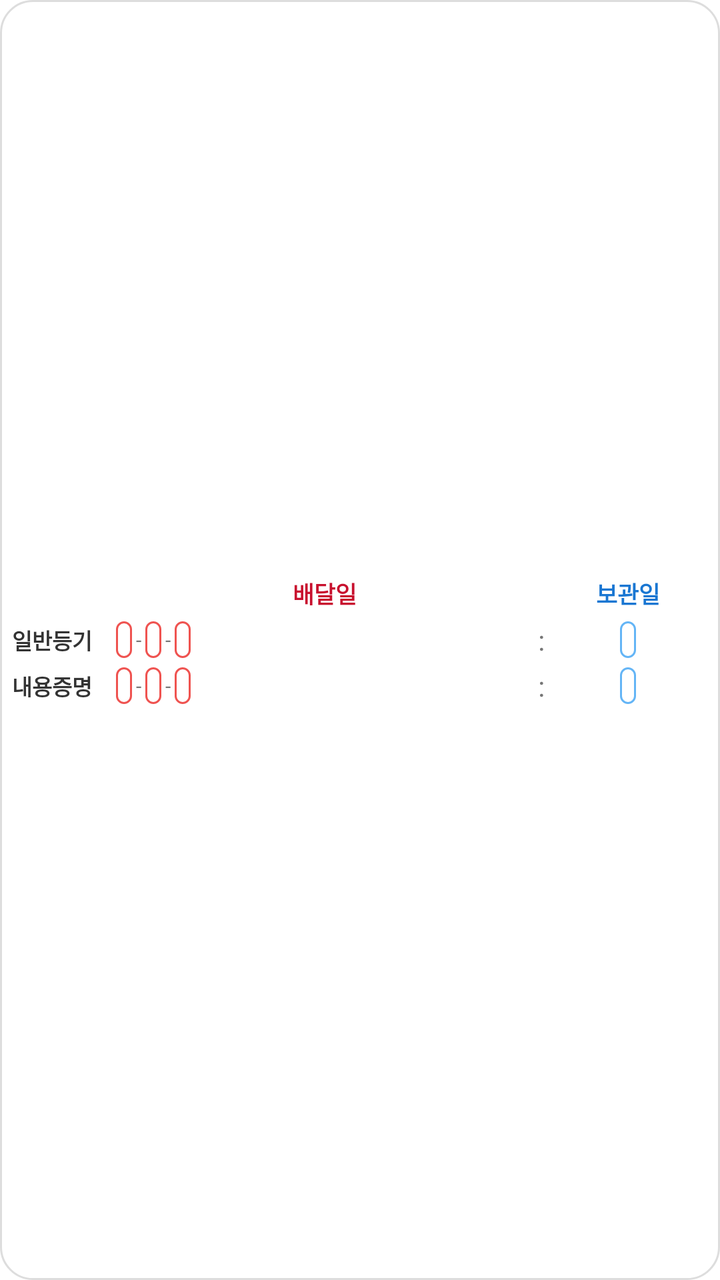
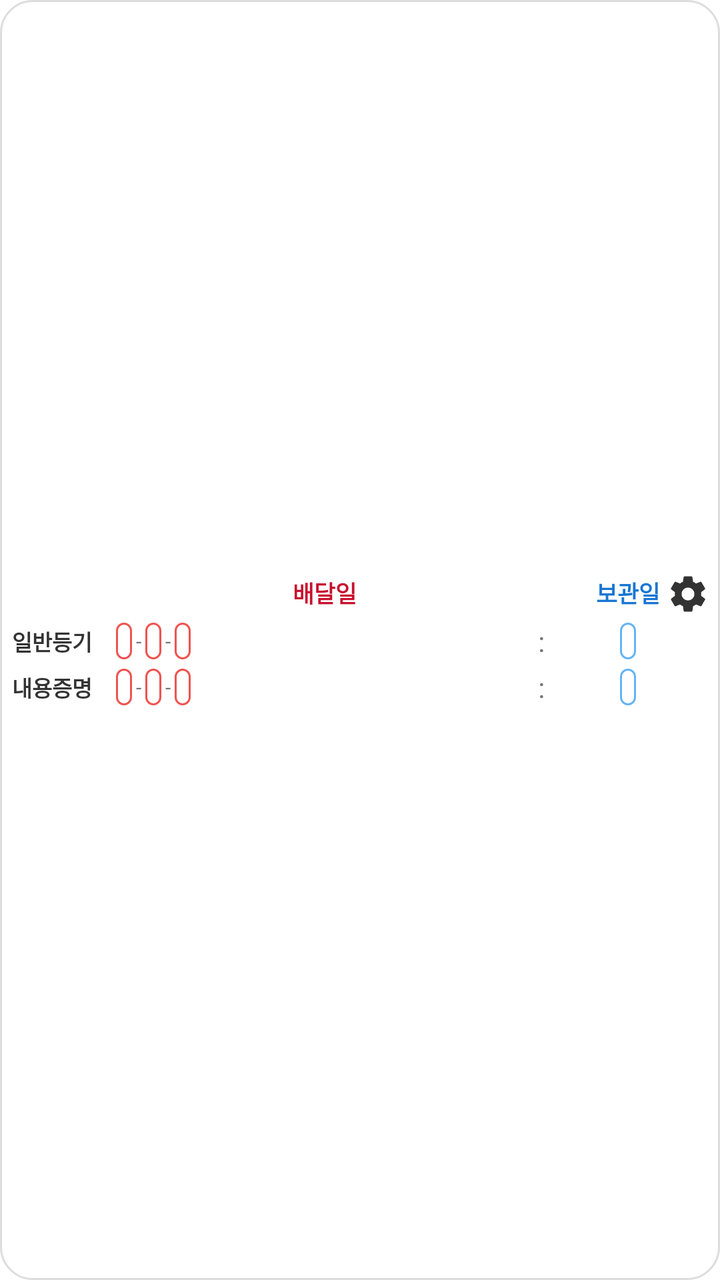

The first picture is an Android layout as it rendered before a commit; the second is the same layout after the commit. The layout source and the unified diff follow.
<!-- AndroidManifest.xml: application theme Theme.BusinessDayCalculator -->
<!-- res/layout/widget_medium.xml -->
<?xml version="1.0" encoding="utf-8"?>
<LinearLayout xmlns:android="http://schemas.android.com/apk/res/android"
    android:id="@+id/widget_root"
    android:layout_width="match_parent"
    android:layout_height="match_parent"
    android:background="@drawable/widget_bg"
    android:orientation="vertical"
    android:padding="6dp"
    android:gravity="center_vertical">

    
    <LinearLayout
        android:layout_width="match_parent"
        android:layout_height="wrap_content"
        android:orientation="horizontal"
        android:gravity="center_vertical"
        android:layout_marginBottom="4dp">

        <TextView android:layout_width="52dp" android:layout_height="wrap_content" />

        <TextView
            android:layout_width="0dp"
            android:layout_height="wrap_content"
            android:layout_weight="1"
            android:text="배달일"
            android:textColor="@color/chip_green_text"
            android:textStyle="bold"
            android:textSize="11.5sp"
            android:gravity="center" />

        <TextView
            android:layout_width="wrap_content"
            android:layout_height="wrap_content"
            android:text=":"
            android:visibility="invisible"
            android:paddingLeft="2dp"
            android:paddingRight="2dp" />

        <LinearLayout
            android:layout_width="0dp"
            android:layout_height="wrap_content"
            android:layout_weight="0.38"
            android:gravity="center">

            <TextView
                android:layout_width="wrap_content"
                android:layout_height="wrap_content"
                android:text="보관일"
                android:textColor="@color/chip_blue_text"
                android:textStyle="bold"
                android:textSize="11.5sp" />
        </LinearLayout>
    </LinearLayout>

    
    <LinearLayout
        android:layout_width="match_parent"
        android:layout_height="wrap_content"
        android:orientation="horizontal"
        android:gravity="center_vertical"
        android:layout_marginBottom="4dp">

        <TextView
            android:layout_width="52dp"
            android:layout_height="wrap_content"
            android:text="일반등기"
            android:textSize="11sp"
            android:textStyle="bold"
            android:textColor="@color/text_main" />

        <LinearLayout
            android:layout_width="0dp"
            android:layout_height="wrap_content"
            android:layout_weight="1"
            android:orientation="horizontal"
            android:gravity="center_vertical|start">

            <TextView
                android:id="@+id/chipNormalDel1"
                android:layout_width="wrap_content"
                android:layout_height="wrap_content"
                android:background="@drawable/chip_green"
                android:textColor="@color/chip_green_text"
                android:textSize="10.5sp"
                android:paddingLeft="4dp"
                android:paddingRight="4dp"
                android:paddingTop="2dp"
                android:paddingBottom="2dp"
                android:singleLine="true" />

            <TextView
                android:id="@+id/dashNormalDel1"
                android:layout_width="wrap_content"
                android:layout_height="wrap_content"
                android:text="-"
                android:textColor="@color/text_secondary"
                android:paddingLeft="2dp"
                android:paddingRight="2dp"
                android:textSize="10sp" />

            <TextView
                android:id="@+id/chipNormalDel2"
                android:layout_width="wrap_content"
                android:layout_height="wrap_content"
                android:background="@drawable/chip_green"
                android:textColor="@color/chip_green_text"
                android:textSize="10.5sp"
                android:paddingLeft="4dp"
                android:paddingRight="4dp"
                android:paddingTop="2dp"
                android:paddingBottom="2dp"
                android:singleLine="true" />

            <TextView
                android:id="@+id/dashNormalDel2"
                android:layout_width="wrap_content"
                android:layout_height="wrap_content"
                android:text="-"
                android:textColor="@color/text_secondary"
                android:paddingLeft="2dp"
                android:paddingRight="2dp"
                android:textSize="10sp" />

            <TextView
                android:id="@+id/chipNormalDel3"
                android:layout_width="wrap_content"
                android:layout_height="wrap_content"
                android:background="@drawable/chip_green"
                android:textColor="@color/chip_green_text"
                android:textSize="10.5sp"
                android:paddingLeft="4dp"
                android:paddingRight="4dp"
                android:paddingTop="2dp"
                android:paddingBottom="2dp"
                android:singleLine="true" />
        </LinearLayout>

        <TextView
            android:id="@+id/colonNormal"
            android:layout_width="wrap_content"
            android:layout_height="wrap_content"
            android:text=":"
            android:textColor="@color/text_secondary"
            android:paddingLeft="2dp"
            android:paddingRight="2dp" />

        <LinearLayout
            android:layout_width="0dp"
            android:layout_height="wrap_content"
            android:layout_weight="0.38"
            android:gravity="center">

            <TextView
                android:id="@+id/chipNormalSto"
                android:layout_width="wrap_content"
                android:layout_height="wrap_content"
                android:background="@drawable/chip_blue"
                android:textColor="@color/chip_blue_text"
                android:textSize="10.5sp"
                android:paddingLeft="4dp"
                android:paddingRight="4dp"
                android:paddingTop="2dp"
                android:paddingBottom="2dp"
                android:singleLine="true" />
        </LinearLayout>
    </LinearLayout>

    
    <LinearLayout
        android:layout_width="match_parent"
        android:layout_height="wrap_content"
        android:orientation="horizontal"
        android:gravity="center_vertical">

        <TextView
            android:layout_width="52dp"
            android:layout_height="wrap_content"
            android:text="내용증명"
            android:textSize="11sp"
            android:textStyle="bold"
            android:textColor="@color/text_main" />

        <LinearLayout
            android:layout_width="0dp"
            android:layout_height="wrap_content"
            android:layout_weight="1"
            android:orientation="horizontal"
            android:gravity="center_vertical|start">

            <TextView
                android:id="@+id/chipCertDel1"
                android:layout_width="wrap_content"
                android:layout_height="wrap_content"
                android:background="@drawable/chip_green"
                android:textColor="@color/chip_green_text"
                android:textSize="10.5sp"
                android:paddingLeft="4dp"
                android:paddingRight="4dp"
                android:paddingTop="2dp"
                android:paddingBottom="2dp"
                android:singleLine="true" />

            <TextView
                android:id="@+id/dashCertDel1"
                android:layout_width="wrap_content"
                android:layout_height="wrap_content"
                android:text="-"
                android:textColor="@color/text_secondary"
                android:paddingLeft="2dp"
                android:paddingRight="2dp"
                android:textSize="10sp" />

            <TextView
                android:id="@+id/chipCertDel2"
                android:layout_width="wrap_content"
                android:layout_height="wrap_content"
                android:background="@drawable/chip_green"
                android:textColor="@color/chip_green_text"
                android:textSize="10.5sp"
                android:paddingLeft="4dp"
                android:paddingRight="4dp"
                android:paddingTop="2dp"
                android:paddingBottom="2dp"
                android:singleLine="true" />

            <TextView
                android:id="@+id/dashCertDel2"
                android:layout_width="wrap_content"
                android:layout_height="wrap_content"
                android:text="-"
                android:textColor="@color/text_secondary"
                android:paddingLeft="2dp"
                android:paddingRight="2dp"
                android:textSize="10sp" />

            <TextView
                android:id="@+id/chipCertDel3"
                android:layout_width="wrap_content"
                android:layout_height="wrap_content"
                android:background="@drawable/chip_green"
                android:textColor="@color/chip_green_text"
                android:textSize="10.5sp"
                android:paddingLeft="4dp"
                android:paddingRight="4dp"
                android:paddingTop="2dp"
                android:paddingBottom="2dp"
                android:singleLine="true" />
        </LinearLayout>

        <TextView
            android:id="@+id/colonCert"
            android:layout_width="wrap_content"
            android:layout_height="wrap_content"
            android:text=":"
            android:textColor="@color/text_secondary"
            android:paddingLeft="2dp"
            android:paddingRight="2dp" />

        <LinearLayout
            android:layout_width="0dp"
            android:layout_height="wrap_content"
            android:layout_weight="0.38"
            android:gravity="center">

            <TextView
                android:id="@+id/chipCertSto"
                android:layout_width="wrap_content"
                android:layout_height="wrap_content"
                android:background="@drawable/chip_blue"
                android:textColor="@color/chip_blue_text"
                android:textSize="10.5sp"
                android:paddingLeft="4dp"
                android:paddingRight="4dp"
                android:paddingTop="2dp"
                android:paddingBottom="2dp"
                android:singleLine="true" />
        </LinearLayout>
    </LinearLayout>

</LinearLayout>
<!-- resources referenced by this layout -->
<resources>
  <color name="chip_blue_text">#1976D2</color>
  <color name="chip_green_text">#C8102E</color>
  <color name="text_main">#333333</color>
  <color name="text_secondary">#777777</color>
  <!-- drawable chip_blue (drawable) -->
  <?xml version="1.0" encoding="utf-8"?>
  <shape xmlns:android="http://schemas.android.com/apk/res/android"
      android:shape="rectangle">
      <corners android:radius="6dp" />
      <stroke android:width="1dp" android:color="@color/chip_blue_border" />
      <solid android:color="@color/white" />
  </shape>
  <!-- drawable chip_green (drawable) -->
  <?xml version="1.0" encoding="utf-8"?>
  <shape xmlns:android="http://schemas.android.com/apk/res/android"
      android:shape="rectangle">
      <corners android:radius="6dp" />
      <stroke android:width="1dp" android:color="@color/chip_green_border" />
      <solid android:color="@color/white" />
  </shape>
  <!-- drawable widget_bg (drawable) -->
  <?xml version="1.0" encoding="utf-8"?>
  <shape xmlns:android="http://schemas.android.com/apk/res/android"
      android:shape="rectangle">
      <solid android:color="@color/widget_background" />
      <corners android:radius="16dp" />
      <stroke android:width="1dp" android:color="#DDDDDD" />
  </shape>
  <style name="Theme.BusinessDayCalculator" parent="Base.Theme.BusinessDayCalculator" />
  <color name="chip_blue_border">#64B5F6</color>
  <color name="white">#FFFFFFFF</color>
  <color name="chip_green_border">#EF5350</color>
  <color name="widget_background">#FFFFFF</color>
  <style name="Base.Theme.BusinessDayCalculator" parent="Theme.MaterialComponents.DayNight.NoActionBar">
          
          <item name="colorPrimary">@color/primary</item>
          <item name="colorPrimaryVariant">@color/primary_variant</item>
          <item name="colorOnPrimary">@color/white</item>
          <item name="colorSecondary">@color/secondary</item>
      </style>
  <color name="primary">#C8102E</color>
  <color name="primary_variant">#A00C24</color>
  <color name="secondary">#FFEBEE</color>
</resources>

<!-- the commit's change to res/layout/widget_medium.xml (unified diff, before → after) -->
@@ -9,48 +9,63 @@
     android:gravity="center_vertical">
 
     
-    <LinearLayout
+    <RelativeLayout
         android:layout_width="match_parent"
         android:layout_height="wrap_content"
-        android:orientation="horizontal"
-        android:gravity="center_vertical"
         android:layout_marginBottom="4dp">
 
-        <TextView android:layout_width="52dp" android:layout_height="wrap_content" />
-
-        <TextView
-            android:layout_width="0dp"
-            android:layout_height="wrap_content"
-            android:layout_weight="1"
-            android:text="배달일"
-            android:textColor="@color/chip_green_text"
-            android:textStyle="bold"
-            android:textSize="11.5sp"
-            android:gravity="center" />
-
-        <TextView
-            android:layout_width="wrap_content"
-            android:layout_height="wrap_content"
-            android:text=":"
-            android:visibility="invisible"
-            android:paddingLeft="2dp"
-            android:paddingRight="2dp" />
-
-        <LinearLayout
-            android:layout_width="0dp"
-            android:layout_height="wrap_content"
-            android:layout_weight="0.38"
-            android:gravity="center">
-
-            <TextView
-                android:layout_width="wrap_content"
-                android:layout_height="wrap_content"
-                android:text="보관일"
-                android:textColor="@color/chip_blue_text"
+        <LinearLayout
+            android:layout_width="match_parent"
+            android:layout_height="wrap_content"
+            android:orientation="horizontal"
+            android:gravity="center_vertical">
+
+            <TextView android:layout_width="52dp" android:layout_height="wrap_content" />
+
+            <TextView
+                android:layout_width="0dp"
+                android:layout_height="wrap_content"
+                android:layout_weight="1"
+                android:text="배달일"
+                android:textColor="@color/chip_green_text"
                 android:textStyle="bold"
-                android:textSize="11.5sp" />
-        </LinearLayout>
-    </LinearLayout>
+                android:textSize="11.5sp"
+                android:gravity="center" />
+
+            <TextView
+                android:layout_width="wrap_content"
+                android:layout_height="wrap_content"
+                android:text=":"
+                android:visibility="invisible"
+                android:paddingLeft="2dp"
+                android:paddingRight="2dp" />
+
+            <LinearLayout
+                android:layout_width="0dp"
+                android:layout_height="wrap_content"
+                android:layout_weight="0.38"
+                android:gravity="center">
+
+                <TextView
+                    android:layout_width="wrap_content"
+                    android:layout_height="wrap_content"
+                    android:text="보관일"
+                    android:textColor="@color/chip_blue_text"
+                    android:textStyle="bold"
+                    android:textSize="11.5sp" />
+            </LinearLayout>
+        </LinearLayout>
+
+        <ImageButton
+            android:id="@+id/btnWidgetSettings"
+            android:layout_width="20dp"
+            android:layout_height="20dp"
+            android:layout_alignParentEnd="true"
+            android:layout_centerVertical="true"
+            android:background="@android:color/transparent"
+            android:src="@drawable/ic_settings"
+            android:contentDescription="위젯 설정" />
+    </RelativeLayout>
 
     
     <LinearLayout
@@ -61,6 +76,7 @@
         android:layout_marginBottom="4dp">
 
         <TextView
+            android:id="@+id/tvTitleNormal"
             android:layout_width="52dp"
             android:layout_height="wrap_content"
             android:text="일반등기"
@@ -173,6 +189,7 @@
         android:gravity="center_vertical">
 
         <TextView
+            android:id="@+id/tvTitleCert"
             android:layout_width="52dp"
             android:layout_height="wrap_content"
             android:text="내용증명"
<!-- resource entries referenced after the edit -->
@@ -20,6 +20,16 @@
       <stroke android:width="1dp" android:color="@color/chip_green_border" />
       <solid android:color="@color/white" />
   </shape>
+  <!-- drawable ic_settings (drawable) -->
+  <vector xmlns:android="http://schemas.android.com/apk/res/android"
+      android:width="22dp"
+      android:height="22dp"
+      android:viewportWidth="24"
+      android:viewportHeight="24">
+    <path
+        android:fillColor="#333333"
+        android:pathData="M19.14,12.94c0.04,-0.3 0.06,-0.61 0.06,-0.94 0,-0.32 -0.02,-0.64 -0.07,-0.94l2.03,-1.58c0.18,-0.14 0.23,-0.41 0.12,-0.61l-1.92,-3.32c-0.12,-0.22 -0.37,-0.29 -0.59,-0.22l-2.39,0.96c-0.5,-0.38 -1.03,-0.7 -1.62,-0.94l-0.36,-2.54c-0.04,-0.24 -0.24,-0.41 -0.48,-0.41h-3.84c-0.24,0 -0.43,0.17 -0.47,0.41l-0.36,2.54c-0.59,0.24 -1.13,0.57 -1.62,0.94l-2.39,-0.96c-0.22,-0.08 -0.47,0 -0.59,0.22L2.74,8.87c-0.12,0.21 -0.08,0.47 0.12,0.61l2.03,1.58c-0.05,0.3 -0.09,0.63 -0.09,0.94 0,0.31 0.04,0.64 0.09,0.94l-2.03,1.58c-0.18,0.14 -0.23,0.41 -0.12,0.61l1.92,3.32c0.12,0.22 0.37,0.29 0.59,0.22l2.39,-0.96c0.5,0.38 1.03,0.7 1.62,0.94l0.36,2.54c0.05,0.24 0.24,0.41 0.48,0.41h3.84c0.24,0 0.44,-0.17 0.47,-0.41l0.36,-2.54c0.59,-0.24 1.13,-0.56 1.62,-0.94l2.39,0.96c0.22,0.08 0.47,0 0.59,-0.22l1.92,-3.32c0.12,-0.22 0.07,-0.47 -0.12,-0.61l-2.01,-1.58zM12,15.5c-1.93,0 -3.5,-1.57 -3.5,-3.5s1.57,-3.5 3.5,-3.5 3.5,1.57 3.5,3.5 -1.57,3.5 -3.5,3.5z"/>
+  </vector>
   <!-- drawable widget_bg (drawable) -->
   <?xml version="1.0" encoding="utf-8"?>
   <shape xmlns:android="http://schemas.android.com/apk/res/android"
